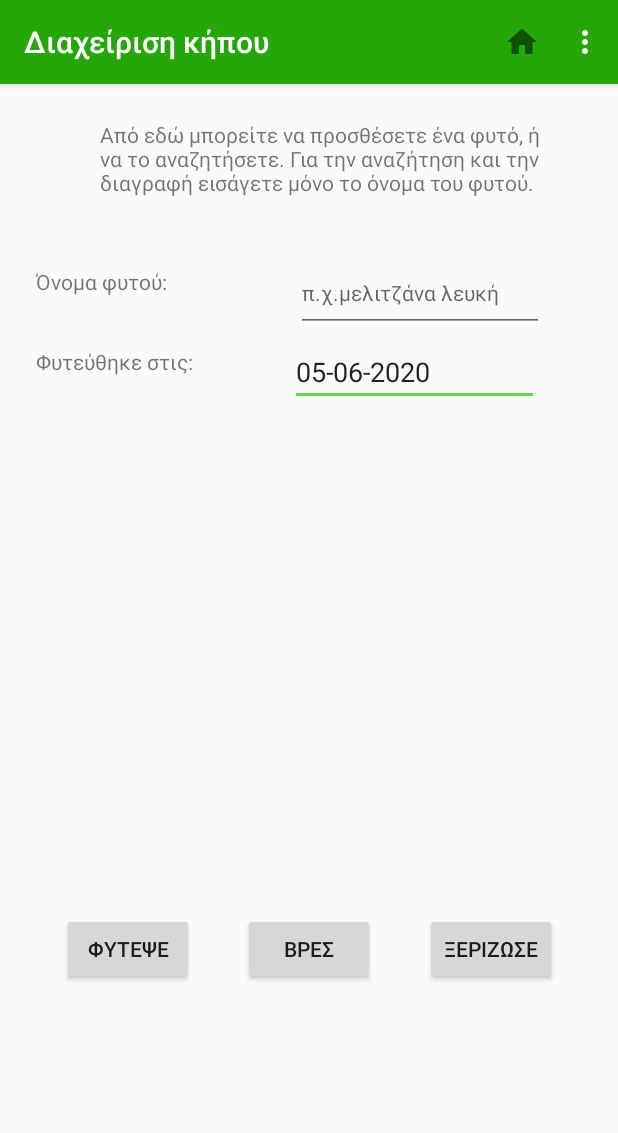
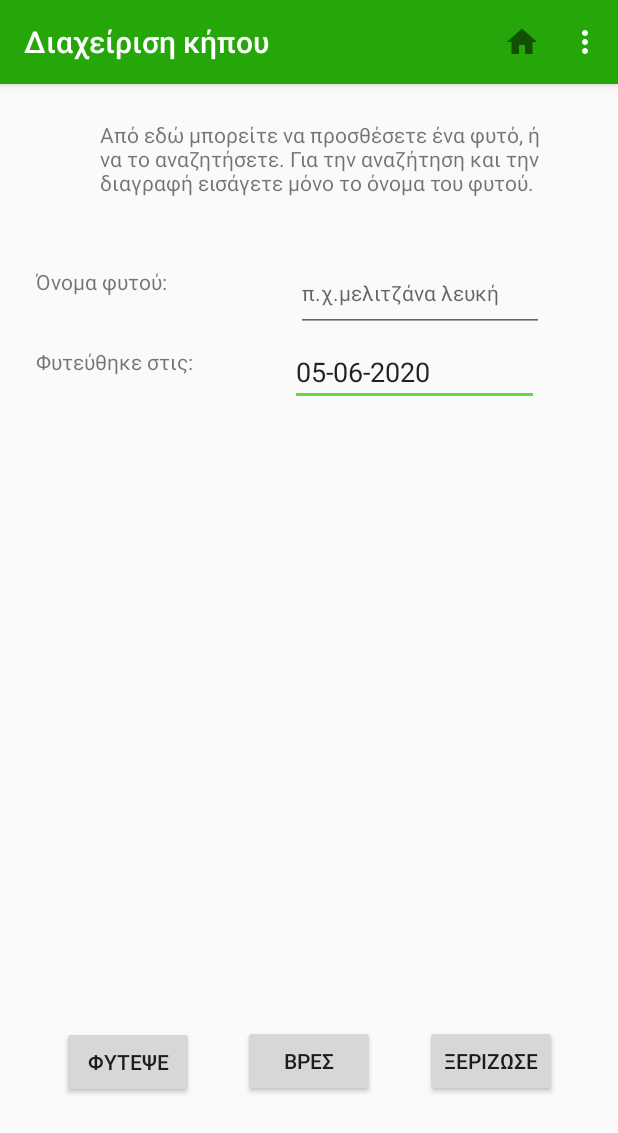
Before and after one commit to terilias/PlantApp2, an Android app: the DataBaseActivity screen opened directly, with no data from a screen before it, on a phone screen of 412 x 824 dp. Shown: the top 1133 px of the screen. Run offline under Robolectric (Android 15) with nearby library versions, the phone set to English and light mode, and no system bars.

```diff
--- a/app/src/main/res/layout/activity_data_base.xml
+++ b/app/src/main/res/layout/activity_data_base.xml
@@ -4,6 +4,33 @@
     xmlns:tools="http://schemas.android.com/tools"
     android:layout_width="match_parent"
     android:layout_height="match_parent">
+
+    <Button
+        android:id="@+id/buttonSearch"
+        android:layout_width="wrap_content"
+        android:layout_height="wrap_content"
+        android:onClick="searchPlant"
+        android:text="@string/buttonSearch"
+        app:layout_constraintBottom_toBottomOf="parent"
+        app:layout_constraintEnd_toStartOf="@+id/buttonDelete"
+        app:layout_constraintHorizontal_bias="0.5"
+        app:layout_constraintStart_toEndOf="@+id/buttonAdd"
+        app:layout_constraintTop_toTopOf="parent"
+        app:layout_constraintVertical_bias="0.871" />
+
+    <Button
+        android:id="@+id/buttonDelete"
+        android:layout_width="wrap_content"
+        android:layout_height="wrap_content"
+        android:layout_marginEnd="8dp"
+        android:onClick="delPlant"
+        android:text="@string/buttonDelete"
+        app:layout_constraintBottom_toBottomOf="parent"
+        app:layout_constraintEnd_toEndOf="parent"
+        app:layout_constraintHorizontal_bias="0.5"
+        app:layout_constraintStart_toEndOf="@+id/buttonSearch"
+        app:layout_constraintTop_toTopOf="parent"
+        app:layout_constraintVertical_bias="0.871" />
 
     <Button
         android:id="@+id/buttonAdd"
@@ -17,34 +44,7 @@
         app:layout_constraintEnd_toStartOf="@+id/buttonSearch"
         app:layout_constraintStart_toStartOf="parent"
         app:layout_constraintTop_toTopOf="parent"
-        app:layout_constraintVertical_bias="0.765" />
-
-    <Button
-        android:id="@+id/buttonSearch"
-        android:layout_width="wrap_content"
-        android:layout_height="wrap_content"
-        android:onClick="searchPlant"
-        android:text="@string/buttonSearch"
-        app:layout_constraintBottom_toBottomOf="parent"
-        app:layout_constraintEnd_toStartOf="@+id/buttonDelete"
-        app:layout_constraintHorizontal_bias="0.5"
-        app:layout_constraintStart_toEndOf="@+id/buttonAdd"
-        app:layout_constraintTop_toTopOf="parent"
-        app:layout_constraintVertical_bias="0.768" />
-
-    <Button
-        android:id="@+id/buttonDelete"
-        android:layout_width="wrap_content"
-        android:layout_height="wrap_content"
-        android:layout_marginEnd="8dp"
-        android:onClick="delPlant"
-        android:text="@string/buttonDelete"
-        app:layout_constraintBottom_toBottomOf="parent"
-        app:layout_constraintEnd_toEndOf="parent"
-        app:layout_constraintHorizontal_bias="0.5"
-        app:layout_constraintStart_toEndOf="@+id/buttonSearch"
-        app:layout_constraintTop_toTopOf="parent"
-        app:layout_constraintVertical_bias="0.768" />
+        app:layout_constraintVertical_bias="0.871" />
 
     <requestFocus />
 
@@ -116,10 +116,10 @@
 
     <TextView
         android:id="@+id/textViewInfo"
-        android:layout_width="295dp"
-        android:layout_height="49dp"
+        android:layout_width="299dp"
+        android:layout_height="34dp"
         android:layout_marginStart="8dp"
-        android:layout_marginTop="16dp"
+        android:layout_marginTop="8dp"
         android:layout_marginEnd="8dp"
         android:layout_marginBottom="24dp"
         android:scrollbars="vertical"
@@ -127,10 +127,10 @@
         android:visibility="visible"
         app:layout_constraintBottom_toBottomOf="parent"
         app:layout_constraintEnd_toEndOf="parent"
-        app:layout_constraintHorizontal_bias="0.541"
+        app:layout_constraintHorizontal_bias="0.547"
         app:layout_constraintStart_toStartOf="parent"
         app:layout_constraintTop_toBottomOf="@+id/buttonSearch"
-        app:layout_constraintVertical_bias="0.0" />
+        app:layout_constraintVertical_bias="0.269" />
 
 
 </androidx.constraintlayout.widget.ConstraintLayout>
```
